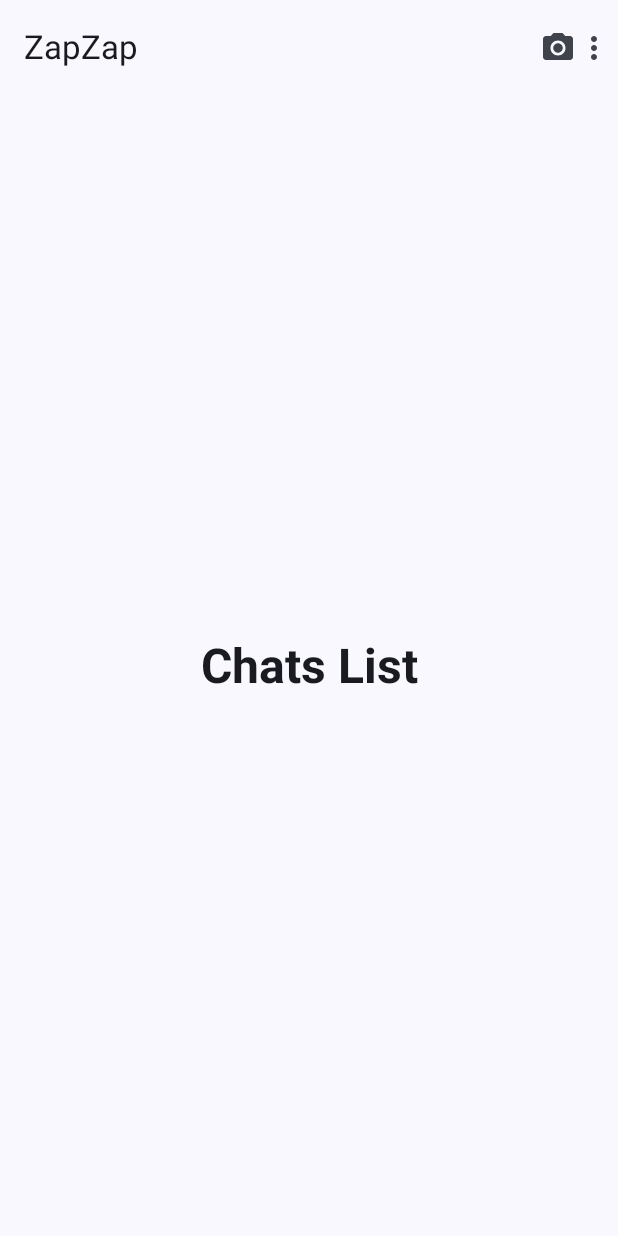
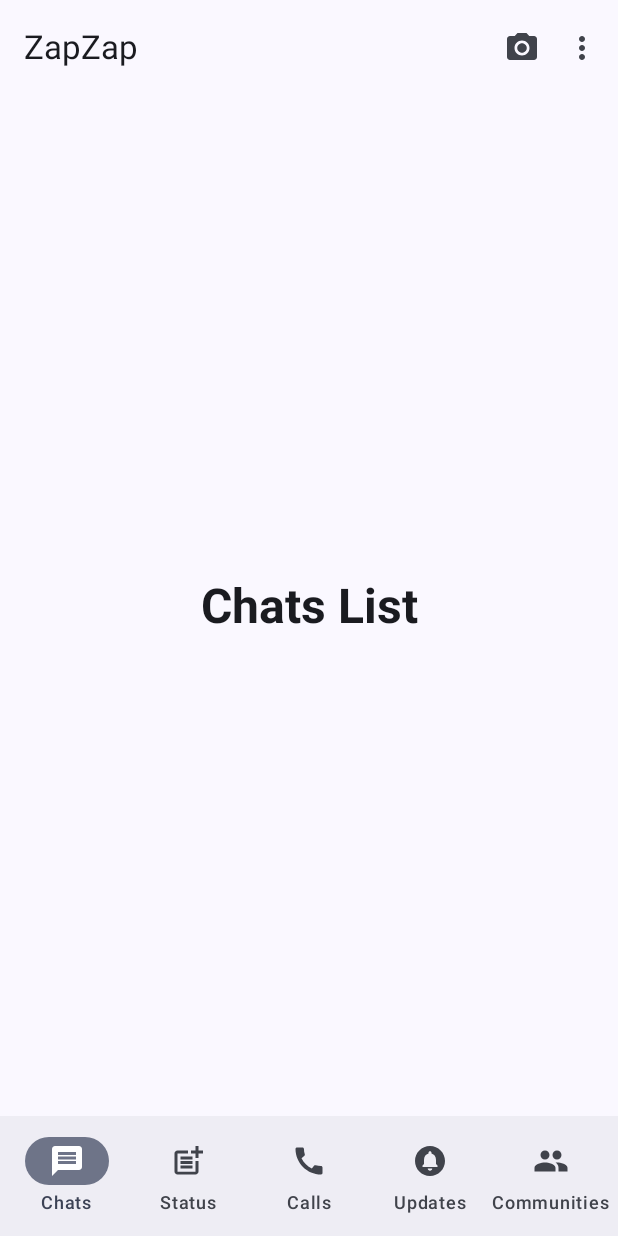
Before and after one commit to MindLessAL/tela_whatsapp, an Android app built with Jetpack Compose: the screen it shows after launch (MainActivity), on a phone screen of 412 x 824 dp. Run offline under Robolectric (Android 15) with nearby library versions, the phone set to English and light mode, and no system bars.

```diff
--- a/app/src/main/java/com/example/zapzap/MainActivity.kt
+++ b/app/src/main/java/com/example/zapzap/MainActivity.kt
@@ -1,26 +1,46 @@
 package com.example.zapzap
 
+import android.graphics.drawable.Icon
 import android.os.Bundle
 import androidx.activity.ComponentActivity
 import androidx.activity.compose.setContent
 import androidx.activity.enableEdgeToEdge
+import androidx.compose.foundation.layout.Arrangement
 import androidx.compose.foundation.layout.Box
+import androidx.compose.foundation.layout.Row
 import androidx.compose.foundation.layout.fillMaxSize
 import androidx.compose.foundation.layout.padding
+import androidx.compose.foundation.pager.HorizontalPager
+import androidx.compose.foundation.pager.rememberPagerState
 import androidx.compose.material.icons.Icons
+import androidx.compose.material.icons.automirrored.filled.Message
+import androidx.compose.material.icons.filled.Call
 import androidx.compose.material.icons.filled.CameraAlt
+import androidx.compose.material.icons.filled.CircleNotifications
+import androidx.compose.material.icons.filled.Message
 import androidx.compose.material.icons.filled.MoreVert
+import androidx.compose.material.icons.filled.People
+import androidx.compose.material.icons.filled.PostAdd
+import androidx.compose.material3.BottomAppBar
 import androidx.compose.material3.ExperimentalMaterial3Api
 import androidx.compose.material3.Icon
+import androidx.compose.material3.NavigationBarItem
 import androidx.compose.material3.Scaffold
 import androidx.compose.material3.Text
 import androidx.compose.material3.TopAppBar
 import androidx.compose.runtime.Composable
+import androidx.compose.runtime.LaunchedEffect
+import androidx.compose.runtime.getValue
+import androidx.compose.runtime.mutableStateOf
+import androidx.compose.runtime.remember
+import androidx.compose.runtime.setValue
 import androidx.compose.ui.Alignment
 import androidx.compose.ui.Modifier
+import androidx.compose.ui.graphics.vector.ImageVector
 import androidx.compose.ui.text.TextStyle
 import androidx.compose.ui.text.font.FontWeight
 import androidx.compose.ui.tooling.preview.Preview
+import androidx.compose.ui.unit.dp
 import androidx.compose.ui.unit.sp
 import com.example.zapzap.ui.theme.ZapZapTheme
 
@@ -31,23 +51,114 @@ class MainActivity : ComponentActivity() {
         enableEdgeToEdge()
         setContent {
             ZapZapTheme {
-                Scaffold(modifier = Modifier.fillMaxSize(), topBar = {
+                App()
+            }
+        }
+    }
+
+}
+sealed class NavItem(
+    val label: String,
+    val icon: ImageVector,
+//    val route: String
+){
+    object Chats: NavItem("Chats", Icons.AutoMirrored.Filled.Message)
+    object Status: NavItem("Status", Icons.Default.PostAdd)
+    object Calls: NavItem("Calls", Icons.Default.Call)
+    object Updates: NavItem("Updates", Icons.Default.CircleNotifications)
+    object Communities: NavItem("Communities", Icons.Default.People)
+
+}
+
+
+@Composable
+@OptIn(ExperimentalMaterial3Api::class)
+fun App() {
+    val items = remember {
+        listOf(
+            NavItem.Chats,
+            NavItem.Status,
+            NavItem.Calls,
+            NavItem.Updates,
+            NavItem.Communities
+        )
+    }
+
+    var selectItem by remember {
+        mutableStateOf(items.first())
+    }
+
+    val pagerState = rememberPagerState {
+        items.size
+    }
+
+    LaunchedEffect(selectItem) {
+        pagerState.animateScrollToPage(items.indexOf(selectItem))
+    }
+    LaunchedEffect(pagerState.targetPage) {
+        selectItem = items[pagerState.targetPage]
+    }
+
+
+    Scaffold(
+        modifier = Modifier.fillMaxSize(),
+        topBar = {
             TopAppBar(
                 title = { Text(text = "ZapZap") },
                 actions = {
+                    Row(
+                        Modifier.padding(8.dp),
+                        horizontalArrangement = Arrangement.spacedBy(16.dp)
+                    ) {
+
                         Icon(Icons.Default.CameraAlt, contentDescription = null)
                         Icon(Icons.Default.MoreVert, contentDescription = null)
                     }
 
+
+                }
+
             )
+        },
+        bottomBar = {
+                BottomAppBar{
+                    items.forEach { navItem ->
+                        NavigationBarItem(
+                            selected = navItem == selectItem,
+                            onClick = {
+                                selectItem = navItem
+                            },
+                            icon = {
+                                Icon(navItem.icon, contentDescription = null)
+
+                            },
+                            label = {
+                                Text(text = navItem.label)
+                            }
+
+                        )
+
+                    }
+
+                }
+
         }
     ) { innerPadding ->
-                    ChatsListScreen(modifier = Modifier.padding(innerPadding))
-
-
+        HorizontalPager(
+            pagerState,
+            Modifier.padding(innerPadding)
+        ) {
+            page ->
+            val item = items[page]
+            when(item){
+                NavItem.Chats -> ChatsListScreen()
+                NavItem.Status -> StatusListScreen()
+                NavItem.Calls -> CallsListScreen()
+                NavItem.Updates -> UpdatesListScreen()
+                NavItem.Communities -> CommunityListScreen()
             }
         }
-        }
+
     }
 }
 
@@ -66,3 +177,72 @@ fun ChatsListScreen(modifier: Modifier = Modifier){
         )
     }
 }
+
+@Composable
+fun StatusListScreen(modifier: Modifier = Modifier){
+    Box(modifier = modifier.fillMaxSize()){
+        Text(
+            text = "Status List",
+            Modifier.align(Alignment.Center),
+            style = TextStyle(
+                fontSize = 32.sp,
+                fontWeight = FontWeight.Bold
+            )
+        )
+    }
+}
+@Composable
+fun CallsListScreen(modifier: Modifier = Modifier){
+    Box(modifier = modifier.fillMaxSize()){
+        Text(
+            text = "Call List",
+            Modifier.align(Alignment.Center),
+            style = TextStyle(
+                fontSize = 32.sp,
+                fontWeight = FontWeight.Bold
+            )
+        )
+    }
+}
+@Composable
+fun UpdatesListScreen(modifier: Modifier = Modifier){
+    Box(modifier = modifier.fillMaxSize()){
+        Text(
+            text = "Updates List",
+            Modifier.align(Alignment.Center),
+            style = TextStyle(
+                fontSize = 32.sp,
+                fontWeight = FontWeight.Bold
+            )
+        )
+    }
+}
+
+@Composable
+fun CommunityListScreen(modifier: Modifier = Modifier){
+    Box(modifier = modifier.fillMaxSize()){
+        Text(
+            text = "Communities List",
+            Modifier.align(Alignment.Center),
+            style = TextStyle(
+                fontSize = 32.sp,
+                fontWeight = FontWeight.Bold
+            )
+        )
+    }
+}
+
+
+
+
+
+
+@Preview
+@Composable
+private fun AppPreview() {
+    ZapZapTheme {
+        App()
+    }
+
+
+}
```
Lines whose indentation alone changed are shown as unchanged.
